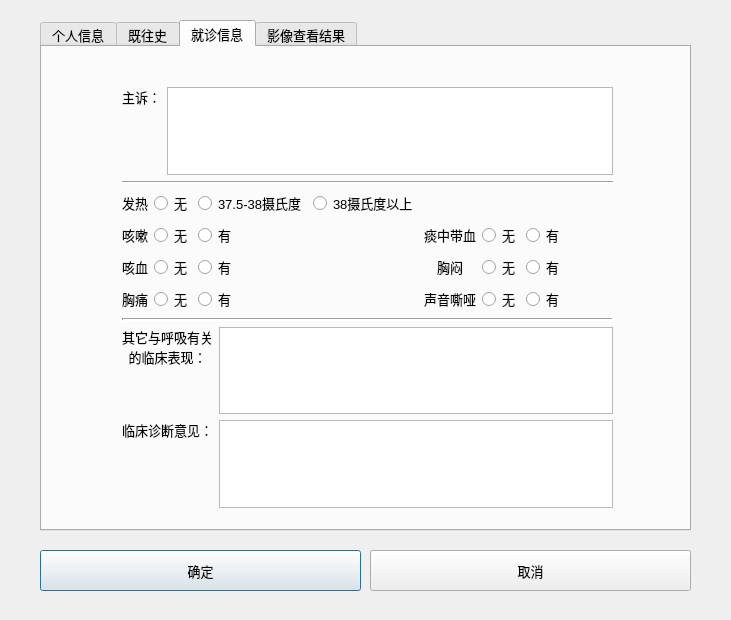
Before: the Qt Designer form GUI/DesignWindow.ui in hzhaoaf/CTDiagnosis, drawn with Qt 5.
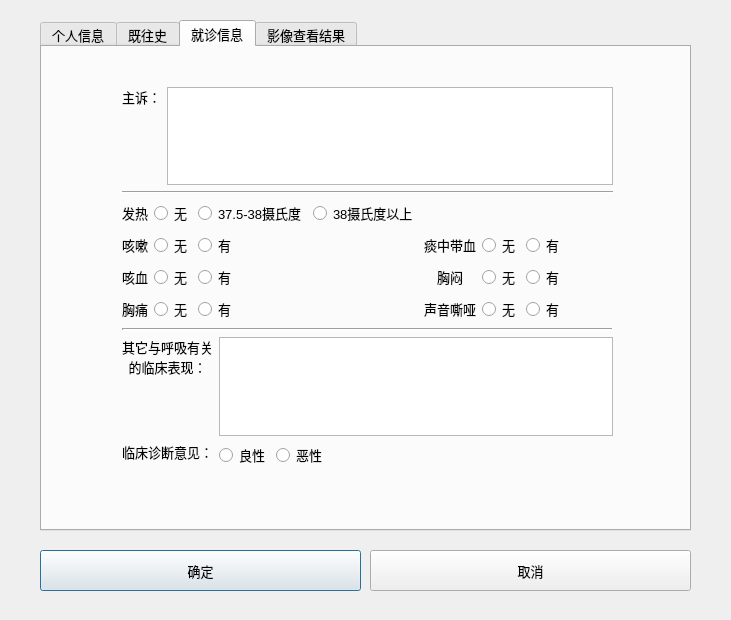
After: the same form once the commit is applied. The open tabs and pages were chosen to show the change.

Commit message: Modify the linchuangzhenduan item,from plainTextEdit to radiobutton

Patch:
```diff
--- a/GUI/DesignWindow.ui
+++ b/GUI/DesignWindow.ui
@@ -658,7 +658,7 @@
        <x>80</x>
        <y>40</y>
        <width>491</width>
-       <height>421</height>
+       <height>381</height>
       </rect>
      </property>
      <layout class="QGridLayout" name="gridLayout_12">
@@ -675,7 +675,31 @@
          </widget>
         </item>
         <item>
-         <widget class="QPlainTextEdit" name="linchuangzhenduanyijian_PlainTextEdit"/>
+         <widget class="QRadioButton" name="lczdyj_liangxing_RadioButton">
+          <property name="text">
+           <string>良性</string>
+          </property>
+         </widget>
+        </item>
+        <item>
+         <widget class="QRadioButton" name="lczdyj_exing_RadioButton">
+          <property name="text">
+           <string>恶性</string>
+          </property>
+         </widget>
+        </item>
+        <item>
+         <spacer name="horizontalSpacer_9">
+          <property name="orientation">
+           <enum>Qt::Horizontal</enum>
+          </property>
+          <property name="sizeHint" stdset="0">
+           <size>
+            <width>40</width>
+            <height>20</height>
+           </size>
+          </property>
+         </spacer>
         </item>
        </layout>
       </item>
```
Left out of the diff: 98 changed lines with no effect on the pictures. The commit also changes 4 other files.
